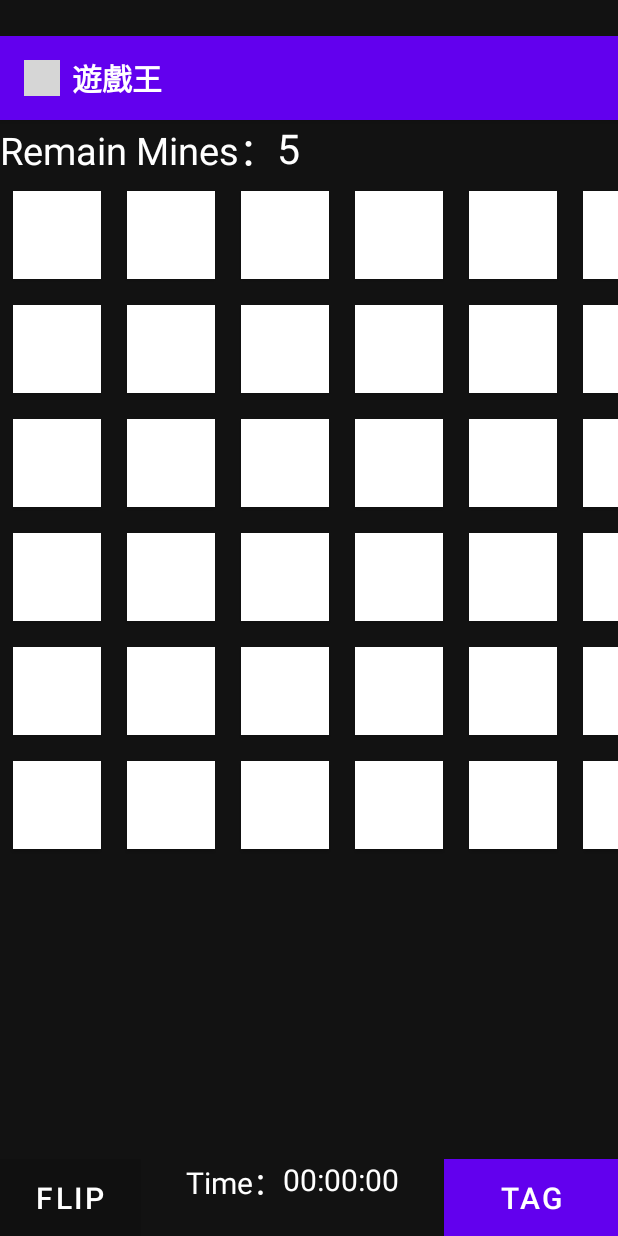
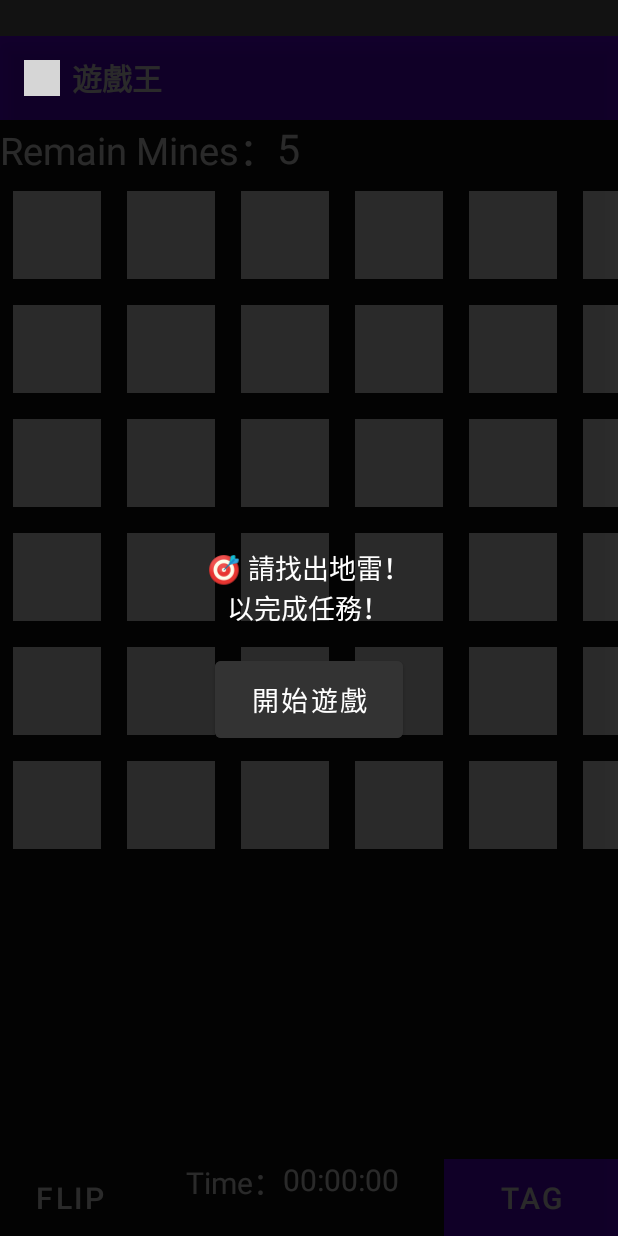
Before and after one commit to martinho2808/game_king, an Android app: the Game3Activity screen opened directly, with no data from a screen before it, on a phone screen of 412 x 824 dp. Run offline under Robolectric (Android 15) with nearby library versions, the phone set to English and light mode, and no system bars; grey boxes are pictures that could not be loaded.

Commit message:
Merge game3 done game4 not yet

```diff
--- a/app/src/main/java/com/example/gema_king/Game2Activity.java
+++ b/app/src/main/java/com/example/gema_king/Game2Activity.java
@@ -63,7 +63,7 @@ public class Game2Activity extends MenuActivity implements PuzzleView.GameEventL
             endMessage.setText(getString(R.string.end_success_g5) + "\n" + timeTakeText + time + secondText + "\n" + scoreText + score);
             endActionButton.setText(getString(R.string.next_stage));
             endActionButton.setOnClickListener(view -> {
-                Intent intent = new Intent(Game2Activity.this, Game5Activity.class);
+                Intent intent = new Intent(Game2Activity.this, Game3Activity.class);
                 startActivity(intent);
                 finish();
             });
--- a/app/src/main/java/com/example/gema_king/MainMenuActivity.java
+++ b/app/src/main/java/com/example/gema_king/MainMenuActivity.java
@@ -155,7 +155,7 @@ public class MainMenuActivity extends MenuActivity {
         btnStartGame.setOnClickListener(v -> {
             // TODO: 實現開始遊戲的邏輯
             Log.e("MainMenuActivity", "Start Game");
-            Intent intent = new Intent(this, Game3Activity.class);
+            Intent intent = new Intent(this, Game1Activity.class);
             startActivity(intent);
         });
     }
--- a/app/src/main/res/layout/activity_game3.xml
+++ b/app/src/main/res/layout/activity_game3.xml
@@ -40,6 +40,82 @@
 
     </LinearLayout>
     </androidx.appcompat.widget.Toolbar>
+
+    <!-- 開始遮罩 -->
+    <LinearLayout
+        android:id="@+id/start_overlay"
+        android:layout_width="match_parent"
+        android:layout_height="match_parent"
+        android:orientation="vertical"
+        android:gravity="center"
+        android:background="#CC000000"
+        android:padding="24dp"
+        android:visibility="visible"
+        android:elevation="10dp"
+        android:clickable="true"
+        android:focusable="true">
+
+        <TextView
+            android:id="@+id/start_instructions_g5"
+            android:layout_width="wrap_content"
+            android:layout_height="wrap_content"
+            android:gravity="center"
+            android:padding="16dp"
+            android:text="@string/game3_start_instructions_g5"
+            android:textColor="#FFFFFF"
+            android:textSize="18sp" />
+
+        <Button
+            android:id="@+id/btn_start_game"
+            android:layout_width="wrap_content"
+            android:layout_height="wrap_content"
+            android:backgroundTint="#333333"
+            android:paddingLeft="24dp"
+            android:paddingTop="12dp"
+            android:paddingRight="24dp"
+            android:paddingBottom="12dp"
+            android:textColor="#FFFFFF"
+            android:textSize="18sp"
+            android:text="@string/btn_start_game" />
+    </LinearLayout>
+
+    <LinearLayout
+        android:id="@+id/end_overlay"
+        android:layout_width="match_parent"
+        android:layout_height="match_parent"
+        android:orientation="vertical"
+        android:gravity="center"
+        android:background="#CC000000"
+        android:padding="24dp"
+        android:visibility="gone"
+        android:elevation="10dp"
+        android:clickable="true"
+        android:focusable="true">
+
+        <TextView
+            android:id="@+id/end_message"
+            android:layout_width="wrap_content"
+            android:layout_height="wrap_content"
+            android:gravity="center"
+            android:padding="16dp"
+            android:textColor="#FFFFFF"
+            android:textSize="20sp"
+            android:textStyle="bold"
+            android:text="@string/end_message" />
+
+        <Button
+            android:id="@+id/end_action_button"
+            android:layout_width="wrap_content"
+            android:layout_height="wrap_content"
+            android:backgroundTint="#333333"
+            android:paddingLeft="24dp"
+            android:paddingTop="12dp"
+            android:paddingRight="24dp"
+            android:paddingBottom="12dp"
+            android:textColor="#FFFFFF"
+            android:textSize="18sp"
+            android:text="@string/end_action_button" />
+    </LinearLayout>
 
     <RelativeLayout
         android:id="@+id/line1"
--- a/app/src/main/res/values/strings.xml
+++ b/app/src/main/res/values/strings.xml
@@ -114,6 +114,15 @@
     <string name="game2_time_take">🎯所用時間： </string>
     <string name="game2_second">🎯秒</string>
     <string name="game2_score">🎯分數: </string>
+
+    <!-- game stage 3 resource -->
+    <string name="game3_start_instructions_g5">🎯 請找出地雷！\n以完成任務！</string>
+    <string name="game3_time">🎯時間: </string>
+    <string name="game3_retry">🎯爆炸了! \n請點擊重試</string>
+    <string name="game3_time_take">🎯所用時間： </string>
+    <string name="game3_second">🎯秒</string>
+    <string name="game3_score">🎯分數: </string>
+
     <!-- game stage 5 resource -->
     <string name="countdown_text">剩下時間: %d</string>
     <string name="target_color_text">目標顏色: %s</string>
```
Also changed, not shown: app/src/main/java/com/example/gema_king/Game3Activity.java (+48 -38 lines), 1 other file.
